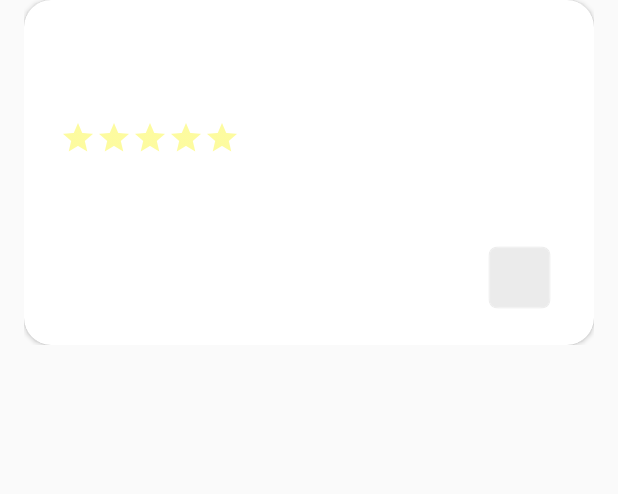
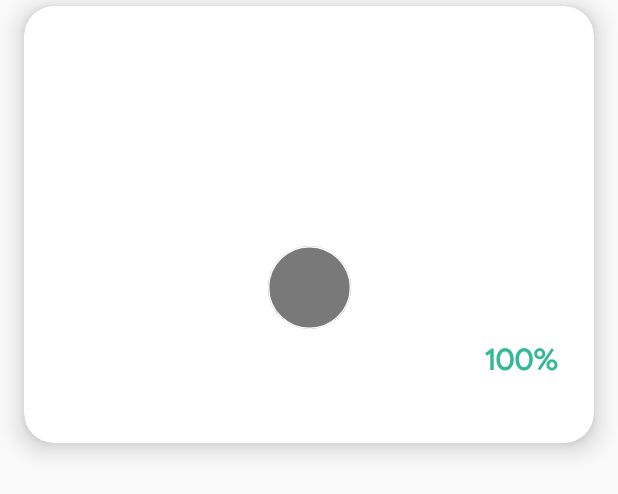
Before and after one commit to AcidLab/monresto_android_v2, an Android app: the layout item_store.xml on its own in the app's theme, with its tools: preview values and no code run, on a phone screen of 412 x 824 dp. Shown: the top 494 px of the screen. Run offline under Robolectric (Android 15) with nearby library versions, the phone set to English and light mode, and no system bars; network calls fail.

Commit message:
Store item UI changes

```diff
--- a/app/src/main/java/com/monresto/acidlabs/monresto/UI/Checkout/PaymentActivity.java
+++ b/app/src/main/java/com/monresto/acidlabs/monresto/UI/Checkout/PaymentActivity.java
@@ -4,13 +4,9 @@ import android.os.Bundle;
 import android.support.annotation.Nullable;
 import android.support.v7.app.AppCompatActivity;
 import android.webkit.WebView;
-import android.widget.Button;
 import android.widget.ImageView;
 
-import com.monresto.acidlabs.monresto.Base64;
 import com.monresto.acidlabs.monresto.R;
-
-import java.io.UnsupportedEncodingException;
 
 import butterknife.BindView;
 import butterknife.ButterKnife;
--- a/app/src/main/java/com/monresto/acidlabs/monresto/UI/Main/RecyclerViewAdapter.java
+++ b/app/src/main/java/com/monresto/acidlabs/monresto/UI/Main/RecyclerViewAdapter.java
@@ -99,9 +99,8 @@ public class RecyclerViewAdapter extends RecyclerView.Adapter<RecyclerView.ViewH
                     if (restaurantItem.getState().equals("open"))
                         ((HolderItem) viewHolder).storeState.setText("OUVERT");
                     else ((HolderItem) viewHolder).storeState.setText("FERMÉ");
-                    ((HolderItem) viewHolder).ratingBar.setRating((float) restaurantItem.getRate());
-                    ((HolderItem) viewHolder).ratingBar.setIsIndicator(true);
-                    ((HolderItem) viewHolder).restaurant_delivery.setText(String.valueOf(restaurantItem.getEstimatedTime()) + "'");
+                    ((HolderItem) viewHolder).item_store_rating.setText(String.valueOf((int)(restaurantItem.getRate()*20))+"%");
+                    ((HolderItem) viewHolder).restaurant_delivery.setText(String.valueOf(restaurantItem.getEstimatedTime()) + "\nMin");
                     ((HolderItem) viewHolder).restaurantItem.setOnClickListener(e -> {
                         if (!ShoppingCart.getInstance().isEmpty() && ShoppingCart.getInstance().getRestoID() != restaurantItem.getId()) {
                             AlertDialog.Builder builder = new AlertDialog.Builder(context);
@@ -170,7 +169,7 @@ public class RecyclerViewAdapter extends RecyclerView.Adapter<RecyclerView.ViewH
         ImageView store_bg;
         TextView restaurant_delivery;
         ConstraintLayout restaurantItem;
-        RatingBar ratingBar;
+        TextView item_store_rating;
 
         HolderItem(@NonNull View itemView) {
             super(itemView);
@@ -180,7 +179,7 @@ public class RecyclerViewAdapter extends RecyclerView.Adapter<RecyclerView.ViewH
             restaurant_delivery = itemView.findViewById(R.id.restaurant_delivery);
             store_bg = itemView.findViewById(R.id.store_bg);
             restaurantItem = itemView.findViewById(R.id.restaurant_id);
-            ratingBar = itemView.findViewById(R.id.item_store_rating);
+            item_store_rating = itemView.findViewById(R.id.item_store_rating);
         }
     }
 
--- /dev/null
+++ b/app/src/main/res/drawable/oval_shape.xml
@@ -0,0 +1,28 @@
+<?xml version="1.0" encoding="utf-8"?>
+<layer-list xmlns:android="http://schemas.android.com/apk/res/android">
+    <item>
+        <shape android:shape="oval">
+            <solid
+                android:color="#797979"/>
+
+            <size
+                android:width="120dp"
+                android:height="120dp"/>
+        </shape>
+    </item>
+
+    <item>
+        <shape android:shape="oval">
+            <solid
+                android:color="@android:color/transparent"/>
+            <stroke android:width="2dp"
+                android:color="@color/colorPrimary"/>
+            <padding
+                android:left="30dp"
+                android:right="30dp"
+                android:top="30dp"
+                android:bottom="30dp"/>
+        </shape>
+    </item>
+
+</layer-list>
--- a/app/src/main/res/layout/activity_main.xml
+++ b/app/src/main/res/layout/activity_main.xml
@@ -135,7 +135,7 @@
 
         <ImageView
             android:id="@+id/couffin"
-            android:layout_width="178dp"
+            android:layout_width="0dp"
             android:layout_height="73dp"
             android:layout_marginBottom="24dp"
             android:scaleType="fitCenter"
--- a/app/src/main/res/layout/item_store.xml
+++ b/app/src/main/res/layout/item_store.xml
@@ -5,18 +5,20 @@
     android:id="@+id/restaurant_id"
     android:layout_width="match_parent"
     android:layout_height="wrap_content"
-    android:layout_marginBottom="18dp"
-    android:layout_marginEnd="16dp"
-    android:layout_marginStart="16dp">
+    android:layout_marginBottom="18dp">
 
     <android.support.v7.widget.CardView
         android:id="@+id/cardViewBg"
         android:layout_width="0dp"
-        android:layout_height="230dp"
-        android:background="@drawable/card_shadow"
-        android:elevation="2dp"
+        android:layout_height="291dp"
+        android:layout_marginBottom="16dp"
+        android:layout_marginEnd="16dp"
+        android:layout_marginStart="16dp"
+        android:layout_marginTop="4dp"
         android:padding="8dp"
-        app:cardCornerRadius="18dp"
+        app:cardCornerRadius="20dp"
+        app:cardElevation="10dp"
+        app:layout_constraintBottom_toBottomOf="parent"
         app:layout_constraintEnd_toEndOf="parent"
         app:layout_constraintStart_toStartOf="parent"
         app:layout_constraintTop_toTopOf="parent">
@@ -29,51 +31,54 @@
             <ImageView
                 android:id="@+id/store_bg"
                 android:layout_width="match_parent"
-                android:layout_height="match_parent"
+                android:layout_height="0dp"
+                android:layout_marginBottom="100dp"
                 android:scaleType="fitXY"
-                android:tint="@color/com_facebook_button_background_color_disabled"
-                android:tintMode="multiply" />
+                app:layout_constraintBottom_toBottomOf="parent"
+                app:layout_constraintEnd_toEndOf="parent"
+                app:layout_constraintStart_toStartOf="parent"
+                app:layout_constraintTop_toTopOf="parent" />
 
             <TextView
                 android:id="@+id/storeState"
                 android:layout_width="0dp"
                 android:layout_height="wrap_content"
-                android:layout_marginEnd="36dp"
-                android:layout_marginStart="24dp"
-                android:layout_marginTop="24dp"
+                android:layout_marginEnd="8dp"
+                android:layout_marginStart="16dp"
                 android:textAllCaps="true"
-                android:textColor="@color/com_facebook_button_border_color_focused"
+                android:textColor="@color/browser_actions_title_color"
                 android:textSize="14sp"
                 android:textStyle="normal"
                 android:transitionName="storeState"
-                app:layout_constraintEnd_toEndOf="@+id/cardViewLayout"
-                app:layout_constraintHorizontal_bias="0.065"
+                app:layout_constraintEnd_toStartOf="@+id/item_store_rating"
                 app:layout_constraintStart_toStartOf="@+id/cardViewLayout"
-                app:layout_constraintTop_toTopOf="@+id/cardViewLayout" />
+                app:layout_constraintTop_toBottomOf="@+id/storeName" />
 
             <TextView
                 android:id="@+id/storeName"
                 android:layout_width="0dp"
                 android:layout_height="wrap_content"
-                android:layout_marginEnd="36dp"
-                android:layout_marginStart="24dp"
-                android:textColor="@color/button_text_color"
+                android:layout_marginEnd="8dp"
+                android:layout_marginStart="16dp"
+                android:layout_marginTop="32dp"
                 android:textSize="24sp"
                 android:textStyle="bold"
                 android:transitionName="storeName"
-                app:layout_constraintEnd_toEndOf="parent"
+                app:layout_constraintEnd_toStartOf="@+id/item_store_rating"
                 app:layout_constraintStart_toStartOf="@+id/cardViewLayout"
-                app:layout_constraintTop_toBottomOf="@+id/storeState" />
+                app:layout_constraintTop_toBottomOf="@+id/store_bg" />
 
             <ImageView
                 android:id="@+id/delivery_holder"
-                android:layout_width="51dp"
-                android:layout_height="42dp"
-                android:layout_marginBottom="24dp"
-                android:layout_marginEnd="24dp"
-                app:layout_constraintBottom_toBottomOf="@+id/cardViewLayout"
+                android:layout_width="55dp"
+                android:layout_height="55dp"
+                android:layout_marginBottom="8dp"
+                android:layout_marginEnd="8dp"
+                android:layout_marginStart="8dp"
+                app:layout_constraintBottom_toTopOf="@+id/storeName"
                 app:layout_constraintEnd_toEndOf="parent"
-                app:srcCompat="@drawable/lolshadow_215157" />
+                app:layout_constraintStart_toStartOf="parent"
+                app:srcCompat="@drawable/oval_shape" />
 
             <TextView
                 android:id="@+id/restaurant_delivery"
@@ -85,29 +90,27 @@
                 android:layout_marginTop="8dp"
                 android:gravity="center_vertical|center_horizontal"
                 android:textAlignment="center"
-                android:textColor="@color/card_hint_color"
+                android:textColor="@color/colorPrimary"
+                android:textSize="16sp"
                 android:textStyle="bold"
                 app:layout_constraintBottom_toBottomOf="@+id/delivery_holder"
                 app:layout_constraintEnd_toEndOf="@+id/delivery_holder"
                 app:layout_constraintStart_toStartOf="@+id/delivery_holder"
                 app:layout_constraintTop_toTopOf="@+id/delivery_holder" />
 
-            <RatingBar
+            <TextView
                 android:id="@+id/item_store_rating"
-                style="@style/Base.Widget.AppCompat.RatingBar"
                 android:layout_width="wrap_content"
                 android:layout_height="wrap_content"
-                android:layout_marginStart="24dp"
-                android:layout_marginTop="8dp"
-                android:progressBackgroundTint="#68faf615"
-                android:progressTint="@color/card_hint_color"
-                android:scaleX=".5"
-                android:scaleY=".5"
-                android:secondaryProgressTint="@color/card_hint_color"
-                android:transformPivotX="0dp"
-                android:transformPivotY="0dp"
-                app:layout_constraintStart_toStartOf="parent"
-                app:layout_constraintTop_toBottomOf="@+id/storeName" />
+                android:layout_marginEnd="24dp"
+                android:layout_marginTop="16dp"
+                android:text="100%"
+                android:textColor="@color/colorAccent"
+                android:textSize="20sp"
+                android:textStyle="bold"
+                app:layout_constraintEnd_toEndOf="parent"
+                app:layout_constraintTop_toBottomOf="@+id/restaurant_delivery" />
+
         </android.support.constraint.ConstraintLayout>
 
     </android.support.v7.widget.CardView>
```
